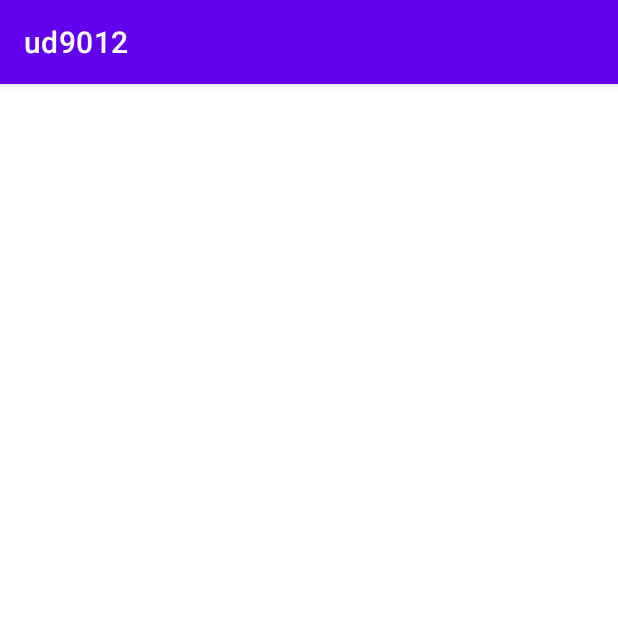
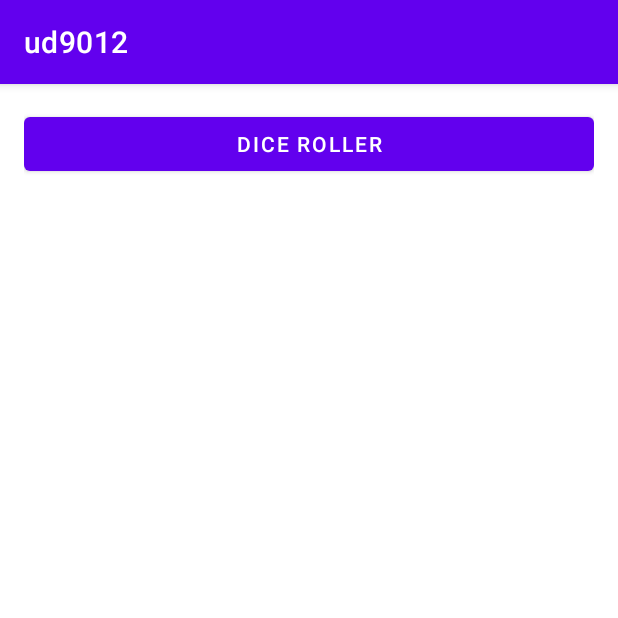
Before and after one commit to sanjeevyadavIT/learning, an Android app: the screen it shows after launch (MainActivity), on a phone screen of 412 x 824 dp, the top half of it. Run offline under Robolectric (Android 15) with nearby library versions, the phone set to English and light mode, and no system bars.

Commit message:
feat: Add navigation component

```diff
--- /dev/null
+++ b/AndroidStudioProjects/Udacity - ud9012/app/src/main/java/com/betatech/ud9012/MiniAppFragment.kt
@@ -0,0 +1,47 @@
+package com.betatech.ud9012
+
+import android.os.Bundle
+import androidx.fragment.app.Fragment
+import android.view.LayoutInflater
+import android.view.View
+import android.view.ViewGroup
+import androidx.navigation.Navigation
+import androidx.navigation.findNavController
+import com.betatech.ud9012.databinding.FragmentMiniAppBinding
+
+/**
+ * A simple [Fragment] subclass.
+ * Use the [MiniAppFragment.newInstance] factory method to
+ * create an instance of this fragment.
+ */
+class MiniAppFragment : Fragment() {
+
+    private var _binding: FragmentMiniAppBinding? = null
+    private val binding get() = _binding!!
+
+    override fun onCreateView(
+        inflater: LayoutInflater, container: ViewGroup?,
+        savedInstanceState: Bundle?
+    ): View? {
+        // Inflate the layout for this fragment
+        _binding = FragmentMiniAppBinding.inflate(inflater, container, false)
+        return binding.root
+    }
+
+    override fun onViewCreated(view: View, savedInstanceState: Bundle?) {
+        super.onViewCreated(view, savedInstanceState)
+        binding.diceRollerBtn.setOnClickListener(Navigation.createNavigateOnClickListener(R.id.action_miniAppFragment_to_diceRollerFragment))
+    }
+
+    companion object {
+        /**
+         * Use this factory method to create a new instance of
+         * this fragment using the provided parameters.
+         *
+         * @return A new instance of fragment MiniAppFragment.
+         */
+        // TODO: Rename and change types and number of parameters
+        @JvmStatic
+        fun newInstance(param1: String, param2: String) = MiniAppFragment()
+    }
+}
--- a/AndroidStudioProjects/Udacity - ud9012/app/src/main/res/layout/activity_main.xml
+++ b/AndroidStudioProjects/Udacity - ud9012/app/src/main/res/layout/activity_main.xml
@@ -6,27 +6,14 @@
     android:layout_height="match_parent"
     tools:context=".MainActivity">
 
-    <Button
-        android:id="@+id/roll_btn"
-        android:layout_width="wrap_content"
-        android:layout_height="wrap_content"
-        android:layout_marginTop="16dp"
-        android:text="@string/roll"
-        app:layout_constraintBottom_toBottomOf="parent"
-        app:layout_constraintEnd_toEndOf="@+id/dice_iv"
-        app:layout_constraintStart_toStartOf="@+id/dice_iv"
-        app:layout_constraintTop_toBottomOf="@+id/dice_iv" />
-
-    <ImageView
-        android:id="@+id/dice_iv"
-        android:layout_width="wrap_content"
-        android:layout_height="wrap_content"
-        app:layout_constraintBottom_toTopOf="@+id/roll_btn"
-        app:layout_constraintEnd_toEndOf="parent"
-        app:layout_constraintHorizontal_bias="0.5"
-        app:layout_constraintStart_toStartOf="parent"
-        app:layout_constraintTop_toTopOf="parent"
-        app:layout_constraintVertical_chainStyle="packed"
-        app:srcCompat="@drawable/empty_dice" />
+    <!-- The NavHostFragment within the activity_main layout -->
+    <fragment
+        android:id="@+id/myNavHostFragment"
+        android:name="androidx.navigation.fragment.NavHostFragment"
+        android:layout_width="match_parent"
+        android:layout_height="match_parent"
+        app:navGraph="@navigation/root_navigation"
+        app:defaultNavHost="true"
+        />
 
 </androidx.constraintlayout.widget.ConstraintLayout>
--- /dev/null
+++ b/AndroidStudioProjects/Udacity - ud9012/app/src/main/res/layout/fragment_mini_app.xml
@@ -0,0 +1,16 @@
+<?xml version="1.0" encoding="utf-8"?>
+<LinearLayout xmlns:android="http://schemas.android.com/apk/res/android"
+    xmlns:tools="http://schemas.android.com/tools"
+    android:layout_width="match_parent"
+    android:layout_height="match_parent"
+    android:orientation="vertical"
+    android:padding="16dp"
+    tools:context=".MiniAppFragment">
+
+    <Button
+        android:id="@+id/dice_roller_btn"
+        android:layout_width="match_parent"
+        android:layout_height="wrap_content"
+        android:layout_marginBottom="16dp"
+        android:text="@string/dice_roller" />
+</LinearLayout>
--- /dev/null
+++ b/AndroidStudioProjects/Udacity - ud9012/app/src/main/res/navigation/root_navigation.xml
@@ -0,0 +1,22 @@
+<?xml version="1.0" encoding="utf-8"?>
+<navigation xmlns:android="http://schemas.android.com/apk/res/android"
+    xmlns:app="http://schemas.android.com/apk/res-auto"
+    xmlns:tools="http://schemas.android.com/tools"
+    android:id="@+id/root_navigation"
+    app:startDestination="@id/miniAppFragment">
+
+    <fragment
+        android:id="@+id/miniAppFragment"
+        android:name="com.betatech.ud9012.MiniAppFragment"
+        android:label="fragment_mini_app"
+        tools:layout="@layout/fragment_mini_app" >
+        <action
+            android:id="@+id/action_miniAppFragment_to_diceRollerFragment"
+            app:destination="@id/diceRollerFragment" />
+    </fragment>
+    <fragment
+        android:id="@+id/diceRollerFragment"
+        android:name="com.betatech.ud9012.diceroller.DiceRollerFragment"
+        android:label="fragment_dice_roller"
+        tools:layout="@layout/fragment_dice_roller" />
+</navigation>
--- a/AndroidStudioProjects/Udacity - ud9012/app/src/main/res/values/strings.xml
+++ b/AndroidStudioProjects/Udacity - ud9012/app/src/main/res/values/strings.xml
@@ -1,4 +1,7 @@
 <resources>
     <string name="app_name">ud9012</string>
     <string name="roll">Roll</string>
+    <!-- TODO: Remove or change this placeholder text -->
+    <string name="hello_blank_fragment">Hello blank fragment</string>
+    <string name="dice_roller">Dice Roller</string>
 </resources>
--- a/AndroidStudioProjects/Udacity - ud9012/build.gradle
+++ b/AndroidStudioProjects/Udacity - ud9012/build.gradle
@@ -1,5 +1,9 @@
 // Top-level build file where you can add configuration options common to all sub-projects/modules.
 buildscript {
+    ext {
+        nav_version = '2.3.5'
+    }
+
     repositories {
         google()
         mavenCentral()
@@ -7,6 +11,7 @@ buildscript {
     dependencies {
         classpath "com.android.tools.build:gradle:7.0.0-beta03"
         classpath "org.jetbrains.kotlin:kotlin-gradle-plugin:1.5.10"
+        classpath("androidx.navigation:navigation-safe-args-gradle-plugin:$nav_version")
 
         // NOTE: Do not place your application dependencies here; they belong
         // in the individual module build.gradle files
```
Also changed, not shown: AndroidStudioProjects/Udacity - ud9012/app/build.gradle (+7 -0 lines), AndroidStudioProjects/Udacity - ud9012/app/src/main/java/com/betatech/ud9012/MainActivity.kt (+0 -20 lines), AndroidStudioProjects/Udacity - ud9012/app/src/main/java/com/betatech/ud9012/diceroller/DiceRollerFragment.kt (added, +71 -0 lines), AndroidStudioProjects/Udacity - ud9012/app/src/main/res/layout/fragment_dice_roller.xml (added, +31 -0 lines).
